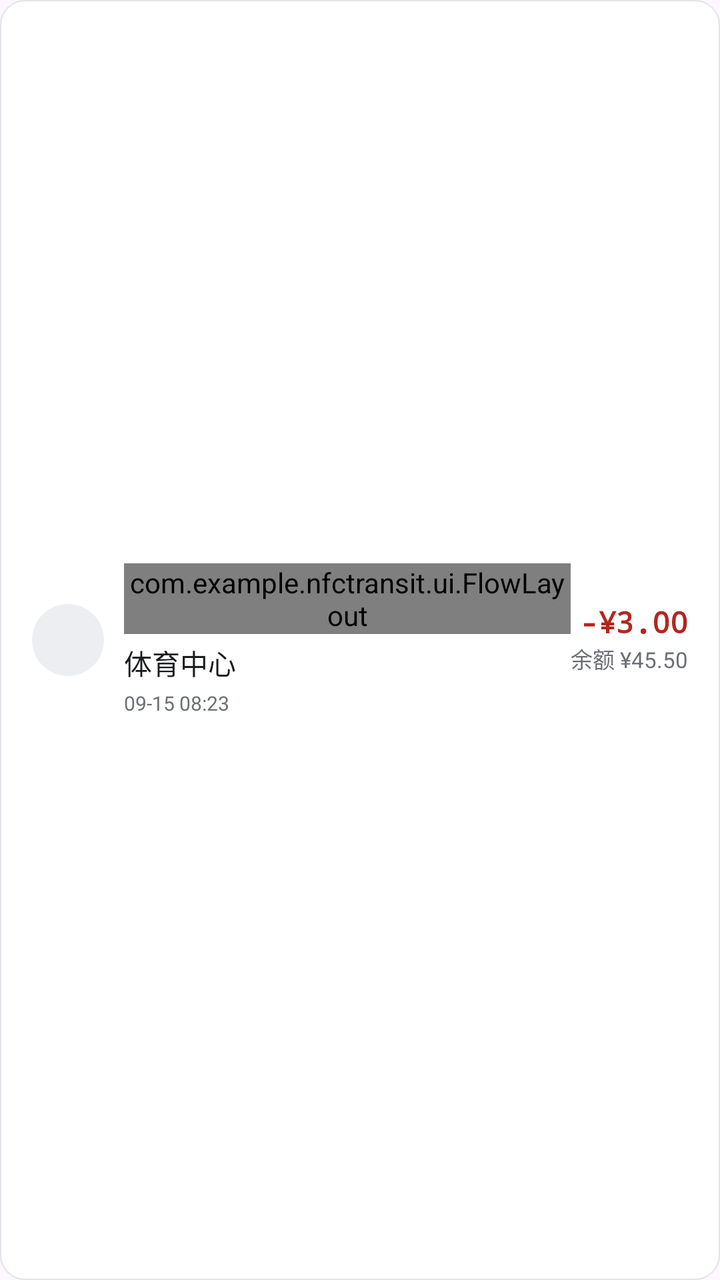
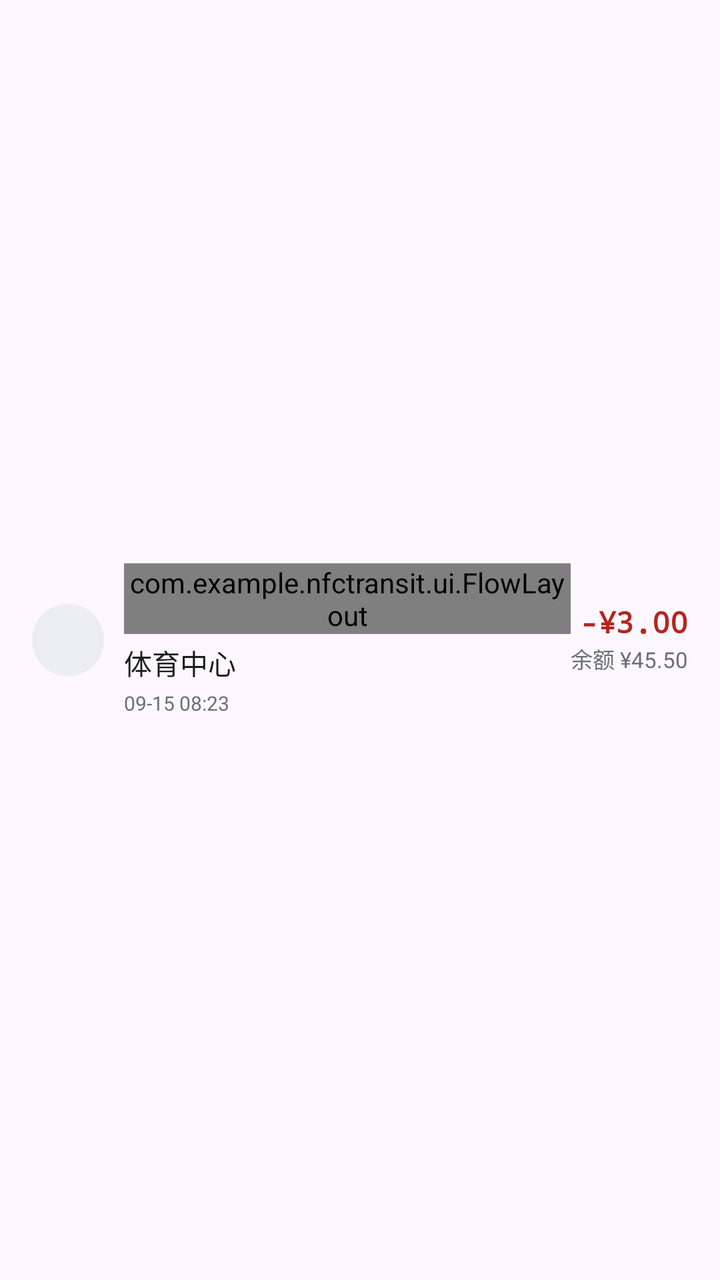

An Android layout rendered at two revisions. The XML below is the earlier revision; the diff shows what the commit changed to produce the second picture.
<!-- AndroidManifest.xml: application theme Theme.TransitU -->
<!-- res/layout/item_transaction_row.xml -->
<?xml version="1.0" encoding="utf-8"?>
<LinearLayout xmlns:android="http://schemas.android.com/apk/res/android"
    android:layout_width="match_parent"
    android:layout_height="wrap_content"
    android:background="@drawable/bg_txn_row"
    android:orientation="horizontal"
    android:gravity="center_vertical"
    android:paddingStart="16dp"
    android:paddingEnd="16dp"
    android:paddingTop="12dp"
    android:paddingBottom="12dp"
    android:layout_marginTop="4dp"
    android:clickable="true"
    android:focusable="true">

    <FrameLayout
        android:layout_width="36dp"
        android:layout_height="36dp"
        android:background="@drawable/bg_icon_circle">

        <TextView
            android:id="@+id/txnIcon"
            android:layout_width="match_parent"
            android:layout_height="match_parent"
            android:textColor="@color/ink_2"
            android:textSize="15sp"
            android:gravity="center" />
    </FrameLayout>

    <LinearLayout
        android:layout_width="0dp"
        android:layout_height="wrap_content"
        android:layout_weight="1"
        android:orientation="vertical"
        android:layout_marginStart="10dp">

        
        <com.example.nfctransit.ui.FlowLayout
            android:layout_width="match_parent"
            android:layout_height="wrap_content"
            android:gravity="center_vertical">

            <TextView
                android:id="@+id/txnCity"
                android:layout_width="wrap_content"
                android:layout_height="wrap_content"
                android:text="广州"
                android:textColor="@color/ink_2"
                android:textSize="10sp"
                android:singleLine="true"
                android:background="@drawable/bg_chip_default"
                android:paddingStart="8dp"
                android:paddingEnd="8dp"
                android:paddingTop="2dp"
                android:paddingBottom="2dp"
                android:layout_marginEnd="6dp" />

            <TextView
                android:id="@+id/txnType"
                android:layout_width="wrap_content"
                android:layout_height="wrap_content"
                android:text="地铁"
                android:textColor="@color/ink_2"
                android:textSize="10sp"
                android:singleLine="true"
                android:background="@drawable/bg_chip_default"
                android:paddingStart="8dp"
                android:paddingEnd="8dp"
                android:paddingTop="2dp"
                android:paddingBottom="2dp"
                android:layout_marginEnd="6dp" />

            <TextView
                android:id="@+id/txnLine"
                android:layout_width="wrap_content"
                android:layout_height="wrap_content"
                android:text="1号线"
                android:textColor="@color/ink_2"
                android:textSize="10sp"
                android:singleLine="true"
                android:background="@drawable/bg_chip_default"
                android:paddingStart="8dp"
                android:paddingEnd="8dp"
                android:paddingTop="2dp"
                android:paddingBottom="2dp"
                android:visibility="gone" />
        </com.example.nfctransit.ui.FlowLayout>

        
        <LinearLayout
            android:layout_width="wrap_content"
            android:layout_height="wrap_content"
            android:orientation="horizontal"
            android:gravity="center_vertical"
            android:layout_marginTop="4dp">

            <TextView
                android:id="@+id/txnDirIcon"
                android:layout_width="wrap_content"
                android:layout_height="wrap_content"
                android:textSize="13sp"
                android:layout_marginEnd="4dp"
                android:visibility="gone" />

            <TextView
                android:id="@+id/txnStation"
                android:layout_width="wrap_content"
                android:layout_height="wrap_content"
                android:text="体育中心"
                android:textColor="@color/ink"
                android:textSize="14sp"
                android:fontFamily="sans-serif-medium"
                android:singleLine="true"
                android:ellipsize="end"
                android:maxWidth="200dp" />
        </LinearLayout>

        
        <TextView
            android:id="@+id/txnTime"
            android:layout_width="wrap_content"
            android:layout_height="wrap_content"
            android:text="09-15 08:23"
            android:textColor="@color/ink_3"
            android:textSize="10sp"
            android:layout_marginTop="3dp" />
    </LinearLayout>

    <LinearLayout
        android:layout_width="wrap_content"
        android:layout_height="wrap_content"
        android:orientation="vertical"
        android:gravity="end">

        <TextView
            android:id="@+id/txnAmount"
            android:layout_width="wrap_content"
            android:layout_height="wrap_content"
            android:text="-¥3.00"
            android:textColor="@color/danger"
            android:textSize="15sp"
            android:textStyle="bold"
            android:fontFamily="monospace" />

        <TextView
            android:id="@+id/txnBalance"
            android:layout_width="wrap_content"
            android:layout_height="wrap_content"
            android:text="余额 ¥45.50"
            android:textColor="@color/ink_3"
            android:textSize="11sp" />

        
        <LinearLayout
            android:layout_width="wrap_content"
            android:layout_height="wrap_content"
            android:orientation="horizontal"
            android:gravity="end"
            android:layout_marginTop="2dp">

            <TextView
                android:id="@+id/txnProtocol"
                android:layout_width="wrap_content"
                android:layout_height="wrap_content"
                android:text="TU"
                android:textColor="@color/ink_2"
                android:textSize="8sp"
                android:background="@drawable/bg_chip_default"
                android:paddingStart="4dp"
                android:paddingEnd="4dp"
                android:paddingTop="0dp"
                android:paddingBottom="0dp"
                android:visibility="gone" />

            <TextView
                android:id="@+id/txnProtocol2"
                android:layout_width="wrap_content"
                android:layout_height="wrap_content"
                android:text="LNT"
                android:textColor="@color/ink_2"
                android:textSize="8sp"
                android:background="@drawable/bg_chip_default"
                android:paddingStart="4dp"
                android:paddingEnd="4dp"
                android:paddingTop="0dp"
                android:paddingBottom="0dp"
                android:layout_marginStart="4dp"
                android:visibility="gone" />
        </LinearLayout>
    </LinearLayout>
</LinearLayout>
<!-- resources referenced by this layout -->
<resources>
  <color name="danger">#B3261E</color>
  <color name="ink">#1B1C1E</color>
  <color name="ink_2">#4A4D52</color>
  <color name="ink_3">#6B6F76</color>
  <!-- drawable bg_chip_default (drawable) -->
  <?xml version="1.0" encoding="utf-8"?>
  <shape xmlns:android="http://schemas.android.com/apk/res/android">
      <solid android:color="@color/line" />
      <corners android:radius="999dp" />
  </shape>
  <!-- drawable bg_icon_circle (drawable) -->
  <?xml version="1.0" encoding="utf-8"?>
  <shape xmlns:android="http://schemas.android.com/apk/res/android"
      android:shape="oval">
      <solid android:color="@color/fill" />
      <size android:width="36dp" android:height="36dp" />
  </shape>
  <!-- drawable bg_txn_row (drawable) -->
  <?xml version="1.0" encoding="utf-8"?>
  <shape xmlns:android="http://schemas.android.com/apk/res/android">
      <solid android:color="#FFFFFF" />
      <corners android:radius="12dp" />
      <stroke android:width="0.5dp" android:color="@color/line" />
  </shape>
  <style name="Theme.TransitU" parent="Theme.Material3.DayNight.NoActionBar">
          
          <item name="android:textSelectHandle">@drawable/tu_text_select_handle_middle</item>
          <item name="android:textSelectHandleLeft">@drawable/tu_text_select_handle_left</item>
          <item name="android:textSelectHandleRight">@drawable/tu_text_select_handle_right</item>
  
          
          <item name="android:textColorHighlight">@color/m3_highlighted_text</item>
      </style>
  <color name="line">#E1E4E8</color>
  <color name="fill">#ECEEF1</color>
  <!-- drawable tu_text_select_handle_middle (drawable) -->
  <?xml version="1.0" encoding="utf-8"?>
  <bitmap xmlns:android="http://schemas.android.com/apk/res/android"
      android:src="@drawable/abc_text_select_handle_middle_mtrl"
      android:tint="?attr/colorPrimary"
      android:tintMode="src_in" />
  <!-- drawable tu_text_select_handle_left (drawable) -->
  <?xml version="1.0" encoding="utf-8"?>
  <bitmap xmlns:android="http://schemas.android.com/apk/res/android"
      android:src="@drawable/abc_text_select_handle_left_mtrl"
      android:tint="?attr/colorPrimary"
      android:tintMode="src_in" />
  <!-- drawable tu_text_select_handle_right (drawable) -->
  <?xml version="1.0" encoding="utf-8"?>
  <bitmap xmlns:android="http://schemas.android.com/apk/res/android"
      android:src="@drawable/abc_text_select_handle_right_mtrl"
      android:tint="?attr/colorPrimary"
      android:tintMode="src_in" />
</resources>

<!-- the commit's change to res/layout/item_transaction_row.xml (unified diff, before → after) -->
@@ -2,14 +2,12 @@
 <LinearLayout xmlns:android="http://schemas.android.com/apk/res/android"
     android:layout_width="match_parent"
     android:layout_height="wrap_content"
-    android:background="@drawable/bg_txn_row"
     android:orientation="horizontal"
     android:gravity="center_vertical"
     android:paddingStart="16dp"
     android:paddingEnd="16dp"
     android:paddingTop="12dp"
     android:paddingBottom="12dp"
-    android:layout_marginTop="4dp"
     android:clickable="true"
     android:focusable="true">
 
<!-- resource entries referenced after the edit -->
@@ -16,13 +16,6 @@
       android:shape="oval">
       <solid android:color="@color/fill" />
       <size android:width="36dp" android:height="36dp" />
-  </shape>
-  <!-- drawable bg_txn_row (drawable) -->
-  <?xml version="1.0" encoding="utf-8"?>
-  <shape xmlns:android="http://schemas.android.com/apk/res/android">
-      <solid android:color="#FFFFFF" />
-      <corners android:radius="12dp" />
-      <stroke android:width="0.5dp" android:color="@color/line" />
   </shape>
   <style name="Theme.TransitU" parent="Theme.Material3.DayNight.NoActionBar">
           
